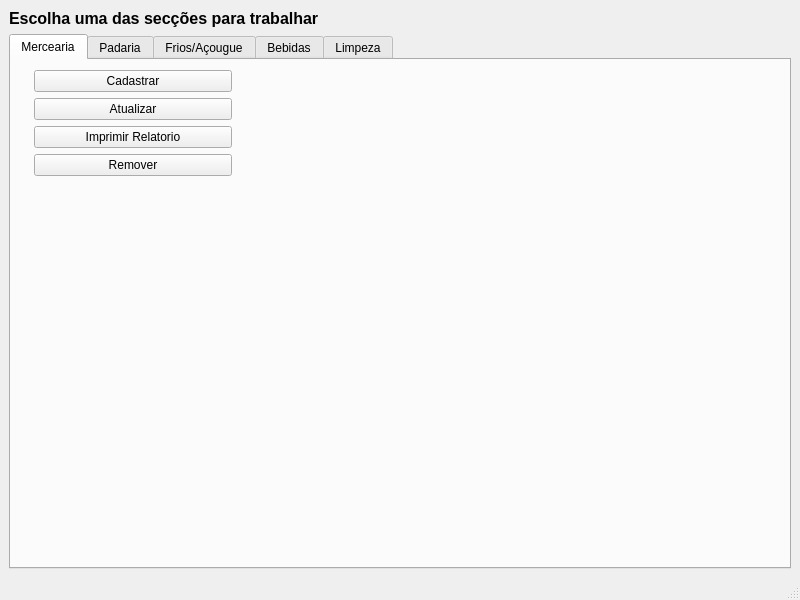
Qt form Projeto 3/Projeto/menu.ui (Rodrigo-P-Nascimento/Qt-DRUD) before a commit.
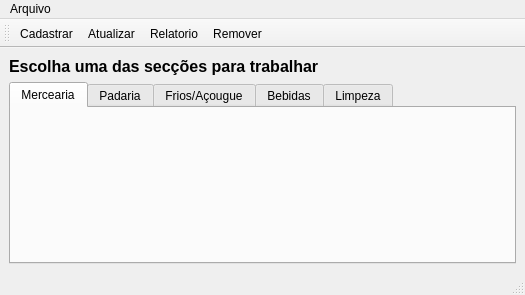
The same form after that commit. Icons and pictures are not drawn.

Diff of the .ui file:
```diff
--- a/Projeto 3/Projeto/menu.ui
+++ b/Projeto 3/Projeto/menu.ui
@@ -6,8 +6,8 @@
    <rect>
     <x>0</x>
     <y>0</y>
-    <width>800</width>
-    <height>600</height>
+    <width>525</width>
+    <height>295</height>
    </rect>
   </property>
   <property name="windowTitle">
@@ -38,122 +38,6 @@
        <attribute name="title">
         <string>Mercearia</string>
        </attribute>
-       <widget class="QWidget" name="formLayoutWidget">
-        <property name="geometry">
-         <rect>
-          <x>10</x>
-          <y>10</y>
-          <width>211</width>
-          <height>131</height>
-         </rect>
-        </property>
-        <layout class="QFormLayout" name="formLayout">
-         <item row="0" column="0">
-          <widget class="QLabel" name="label_2">
-           <property name="maximumSize">
-            <size>
-             <width>20</width>
-             <height>20</height>
-            </size>
-           </property>
-           <property name="text">
-            <string/>
-           </property>
-           <property name="pixmap">
-            <pixmap resource="arquivos.qrc">:/imagens/Imagens/adicionar.png</pixmap>
-           </property>
-           <property name="scaledContents">
-            <bool>true</bool>
-           </property>
-          </widget>
-         </item>
-         <item row="0" column="1">
-          <widget class="QPushButton" name="BTN_CADS_MERC">
-           <property name="text">
-            <string>Cadastrar</string>
-           </property>
-          </widget>
-         </item>
-         <item row="1" column="0">
-          <widget class="QLabel" name="label_3">
-           <property name="maximumSize">
-            <size>
-             <width>20</width>
-             <height>20</height>
-            </size>
-           </property>
-           <property name="text">
-            <string/>
-           </property>
-           <property name="pixmap">
-            <pixmap resource="arquivos.qrc">:/imagens/Imagens/recarregar.png</pixmap>
-           </property>
-           <property name="scaledContents">
-            <bool>true</bool>
-           </property>
-          </widget>
-         </item>
-         <item row="1" column="1">
-          <widget class="QPushButton" name="BTN_ATLZ_MERC">
-           <property name="text">
-            <string>Atualizar</string>
-           </property>
-          </widget>
-         </item>
-         <item row="2" column="0">
-          <widget class="QLabel" name="label_4">
-           <property name="maximumSize">
-            <size>
-             <width>20</width>
-             <height>20</height>
-            </size>
-           </property>
-           <property name="text">
-            <string/>
-           </property>
-           <property name="pixmap">
-            <pixmap resource="arquivos.qrc">:/imagens/Imagens/relatorio.png</pixmap>
-           </property>
-           <property name="scaledContents">
-            <bool>true</bool>
-           </property>
-          </widget>
-         </item>
-         <item row="2" column="1">
-          <widget class="QPushButton" name="BTN_IMRT_MERC">
-           <property name="text">
-            <string>Imprimir Relatorio</string>
-           </property>
-          </widget>
-         </item>
-         <item row="3" column="0">
-          <widget class="QLabel" name="label_5">
-           <property name="maximumSize">
-            <size>
-             <width>20</width>
-             <height>20</height>
-            </size>
-           </property>
-           <property name="text">
-            <string/>
-           </property>
-           <property name="pixmap">
-            <pixmap resource="arquivos.qrc">:/imagens/Imagens/lixeira.png</pixmap>
-           </property>
-           <property name="scaledContents">
-            <bool>true</bool>
-           </property>
-          </widget>
-         </item>
-         <item row="3" column="1">
-          <widget class="QPushButton" name="BTN_REMV_MERC">
-           <property name="text">
-            <string>Remover</string>
-           </property>
-          </widget>
-         </item>
-        </layout>
-       </widget>
       </widget>
       <widget class="QWidget" name="tab_2">
        <attribute name="title">
@@ -179,17 +63,94 @@
     </item>
    </layout>
   </widget>
-  <widget class="QMenuBar" name="menubar">
+  <widget class="QStatusBar" name="statusbar">
+   <property name="enabled">
+    <bool>true</bool>
+   </property>
+  </widget>
+  <widget class="QToolBar" name="toolBar">
+   <property name="windowTitle">
+    <string>toolBar</string>
+   </property>
+   <attribute name="toolBarArea">
+    <enum>TopToolBarArea</enum>
+   </attribute>
+   <attribute name="toolBarBreak">
+    <bool>false</bool>
+   </attribute>
+   <addaction name="actionbtn_cadastrar"/>
+   <addaction name="actionbtn_atualizar"/>
+   <addaction name="actionbtn_relatorio"/>
+   <addaction name="actionbtn_remover"/>
+  </widget>
+  <widget class="QMenuBar" name="menuBar">
    <property name="geometry">
     <rect>
      <x>0</x>
      <y>0</y>
-     <width>800</width>
+     <width>525</width>
      <height>20</height>
     </rect>
    </property>
+   <widget class="QMenu" name="menuArquivo">
+    <property name="title">
+     <string>Arquivo</string>
+    </property>
+    <addaction name="actionbtn_cadastrar"/>
+    <addaction name="actionbtn_atualizar"/>
+    <addaction name="actionbtn_relatorio"/>
+    <addaction name="actionbtn_remover"/>
+   </widget>
+   <addaction name="menuArquivo"/>
   </widget>
-  <widget class="QStatusBar" name="statusbar"/>
+  <action name="actionbtn_cadastrar">
+   <property name="checkable">
+    <bool>true</bool>
+   </property>
+   <property name="icon">
+    <iconset resource="arquivos.qrc">
+     <normaloff>:/imagens/Imagens/adicionar.png</normaloff>:/imagens/Imagens/adicionar.png</iconset>
+   </property>
+   <property name="text">
+    <string>Cadastrar</string>
+   </property>
+  </action>
+  <action name="actionbtn_atualizar">
+   <property name="checkable">
+    <bool>true</bool>
+   </property>
+   <property name="icon">
+    <iconset resource="arquivos.qrc">
+     <normaloff>:/imagens/Imagens/recarregar.png</normaloff>:/imagens/Imagens/recarregar.png</iconset>
+   </property>
+   <property name="text">
+    <string>Atualizar</string>
+   </property>
+  </action>
+  <action name="actionbtn_relatorio">
+   <property name="checkable">
+    <bool>true</bool>
+   </property>
+   <property name="icon">
+    <iconset resource="arquivos.qrc">
+     <normaloff>:/imagens/Imagens/relatorio.png</normaloff>:/imagens/Imagens/relatorio.png</iconset>
+   </property>
+   <property name="text">
+    <string>Relatorio</string>
+   </property>
+  </action>
+  <action name="actionbtn_remover">
+   <property name="checkable">
+    <bool>true</bool>
+   </property>
+   <property name="icon">
+    <iconset resource="arquivos.qrc">
+     <normaloff>:/imagens/Imagens/lixeira.png</normaloff>:/imagens/Imagens/lixeira.png</iconset>
+   </property>
+   <property name="text">
+    <string>Remover</string>
+   </property>
+  </action>
  </widget>
  <resources>
   <include location="arquivos.qrc"/>
```
Left out of the diff: 2 changed lines with no effect on the pictures.
